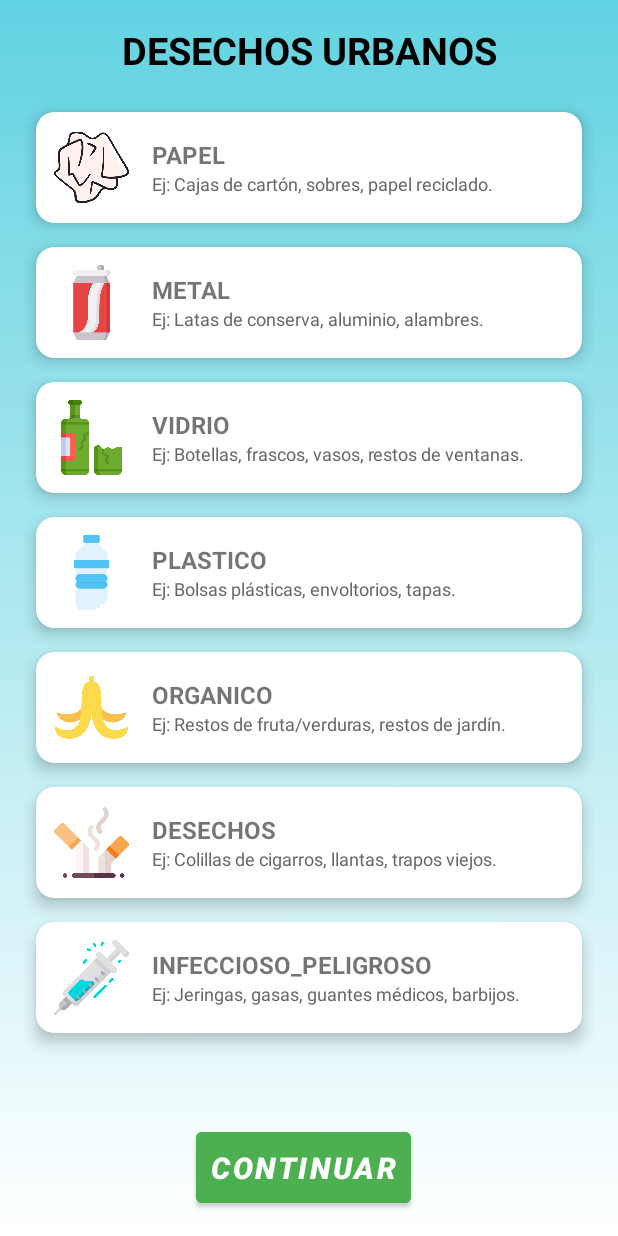
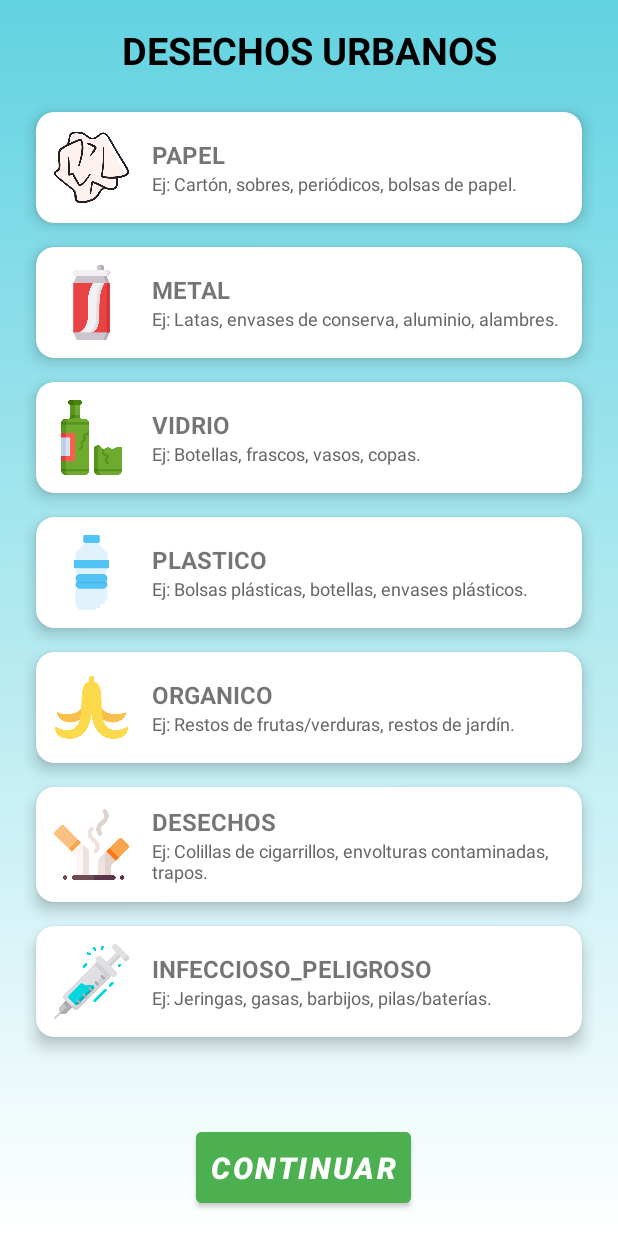
Before and after one commit to xanthony97x/kBasuraApp, an Android app: the screen it shows after launch (InformationActivity), on a phone screen of 412 x 824 dp. Run offline under Robolectric (Android 15) with nearby library versions, the phone set to English and light mode, and no system bars.

Commit message:
Rama activity information terminado al 100

```diff
--- a/app/src/main/java/com/marcoescalera/kbasura/InformationActivity.kt
+++ b/app/src/main/java/com/marcoescalera/kbasura/InformationActivity.kt
@@ -4,20 +4,19 @@ import android.content.Intent
 import android.os.Bundle
 import android.widget.Button
 import androidx.appcompat.app.AppCompatActivity
-import androidx.recyclerview.widget.GridLayoutManager
 import androidx.recyclerview.widget.LinearLayoutManager
 import androidx.recyclerview.widget.RecyclerView
 
 class InformationActivity : AppCompatActivity() {
 
     private val items = listOf(
-        WasteItem("PAPEL", R.drawable.icc_papel, "Cajas de cartón, sobres, papel reciclado."),
-        WasteItem("METAL", R.drawable.icc_metal, "Latas de conserva, aluminio, alambres."),
-        WasteItem("VIDRIO", R.drawable.icc_vidrio, "Botellas, frascos, vasos, restos de ventanas."),
-        WasteItem("PLASTICO", R.drawable.icc_plastico, "Bolsas plásticas, envoltorios, tapas."),
-        WasteItem("ORGANICO", R.drawable.icc_organico, "Restos de fruta/verduras, restos de jardín."),
-        WasteItem("DESECHOS", R.drawable.icc_desechos, "Colillas de cigarros, llantas, trapos viejos."),
-        WasteItem("INFECCIOSO_PELIGROSO", R.drawable.icc_infeccioso_peligroso, "Jeringas, gasas, guantes médicos, barbijos.")
+        WasteItem("PAPEL", R.drawable.icc_papel, "Cartón, sobres, periódicos, bolsas de papel."),
+        WasteItem("METAL", R.drawable.icc_metal, "Latas, envases de conserva, aluminio, alambres."),
+        WasteItem("VIDRIO", R.drawable.icc_vidrio, "Botellas, frascos, vasos, copas."),
+        WasteItem("PLASTICO", R.drawable.icc_plastico, "Bolsas plásticas, botellas, envases plásticos."),
+        WasteItem("ORGANICO", R.drawable.icc_organico, "Restos de frutas/verduras, restos de jardín."),
+        WasteItem("DESECHOS", R.drawable.icc_desechos, "Colillas de cigarrillos, envolturas contaminadas, trapos."),
+        WasteItem("INFECCIOSO_PELIGROSO", R.drawable.icc_infeccioso_peligroso, "Jeringas, gasas, barbijos, pilas/baterías.")
     )
 
     override fun onCreate(savedInstanceState: Bundle?) {
--- a/app/src/main/java/com/marcoescalera/kbasura/WasteAdapter.kt
+++ b/app/src/main/java/com/marcoescalera/kbasura/WasteAdapter.kt
@@ -15,7 +15,7 @@ class WasteAdapter(private val items: List<WasteItem>) :
         val cardView: CardView = view.findViewById(R.id.card_view)
         val imageView: ImageView = view.findViewById(R.id.image_view)
         val textView: TextView = view.findViewById(R.id.text_view)
-        val textExamples: TextView = view.findViewById(R.id.text_examples) // 🆕 línea para los ejemplos
+        val textExamples: TextView = view.findViewById(R.id.text_examples)
     }
 
     override fun onCreateViewHolder(parent: ViewGroup, viewType: Int): WasteViewHolder {
@@ -28,7 +28,7 @@ class WasteAdapter(private val items: List<WasteItem>) :
         val item = items[position]
         holder.imageView.setImageResource(item.imageResId)
         holder.textView.text = item.name
-        holder.textExamples.text = "Ej: ${item.examples}" // 🆕 mostrar ejemplos
+        holder.textExamples.text = "Ej: ${item.examples}"
     }
 
     override fun getItemCount(): Int = items.size
--- a/app/src/main/res/layout/activity_information.xml
+++ b/app/src/main/res/layout/activity_information.xml
@@ -7,7 +7,6 @@
     android:padding="16dp"
     android:background="@drawable/background_gradient">
 
-    <!-- Título -->
     <TextView
         android:id="@+id/tv_title"
         android:layout_width="wrap_content"
@@ -21,7 +20,6 @@
         app:layout_constraintStart_toStartOf="parent"
         app:layout_constraintEnd_toEndOf="parent"/>
 
-    <!-- RecyclerView centrado -->
     <androidx.recyclerview.widget.RecyclerView
         android:id="@+id/recyclerView"
         android:layout_width="0dp"
@@ -33,7 +31,6 @@
         app:layout_constraintStart_toStartOf="parent"
         app:layout_constraintEnd_toEndOf="parent" />
 
-    <!-- Botón para ir a CaptureActivity -->
     <Button
         android:id="@+id/btn_next"
         android:layout_marginEnd="8dp"
--- a/app/src/main/res/layout/item_waste_card.xml
+++ b/app/src/main/res/layout/item_waste_card.xml
@@ -16,7 +16,6 @@
         android:gravity="center_vertical"
         android:padding="12dp">
 
-        <!-- Ícono a la izquierda -->
         <ImageView
             android:id="@+id/image_view"
             android:layout_width="50dp"
@@ -24,14 +23,12 @@
             android:layout_marginEnd="15dp"
             android:contentDescription="@string/app_name" />
 
-        <!-- Contenedor para los textos -->
         <LinearLayout
             android:layout_width="0dp"
             android:layout_height="wrap_content"
             android:layout_weight="1"
             android:orientation="vertical">
 
-            <!-- Nombre de la categoría -->
             <TextView
                 android:id="@+id/text_view"
                 android:layout_width="wrap_content"
@@ -40,7 +37,6 @@
                 android:textStyle="bold"
                 android:text="Nombre de categoría" />
 
-            <!-- Ejemplos de desechos -->
             <TextView
                 android:id="@+id/text_examples"
                 android:layout_width="wrap_content"
@@ -48,7 +44,6 @@
                 android:textSize="12sp"
                 android:textColor="#666"
                 android:text="Ejemplo: cajas, sobres, papel reciclado" />
-
         </LinearLayout>
     </LinearLayout>
 </androidx.cardview.widget.CardView>
```
Also changed, not shown: app/src/main/res/drawable/round_button.xml (+3 -4 lines), app/src/main/res/layout/activity_capture.xml (+33 -19 lines), app/src/main/java/com/marcoescalera/kbasura/CaptureActivity.kt (line endings or trailing spaces), app/src/main/res/layout/activity_main.xml (line endings or trailing spaces).
